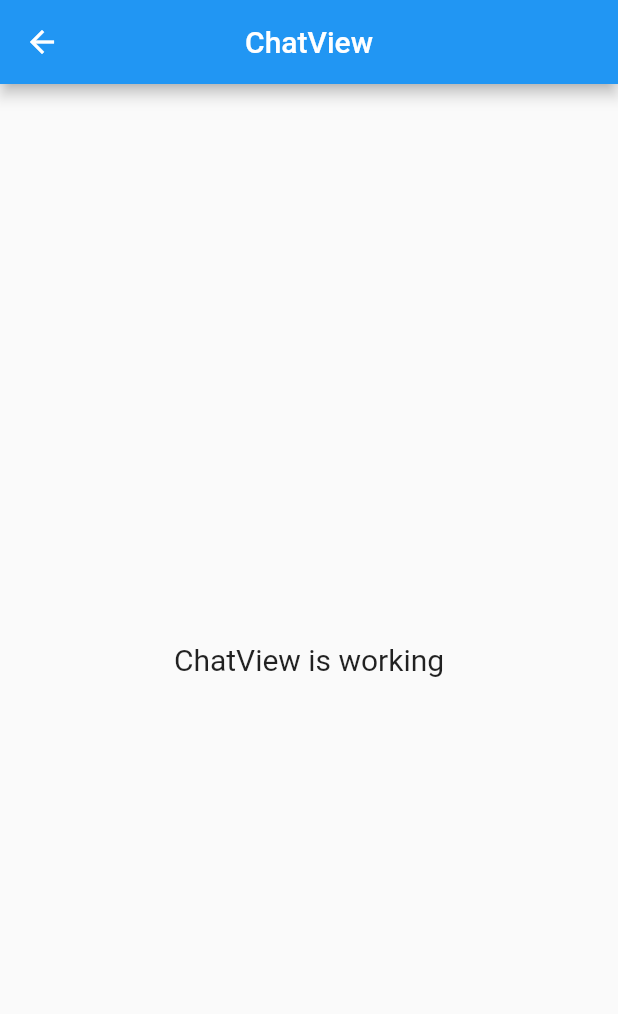
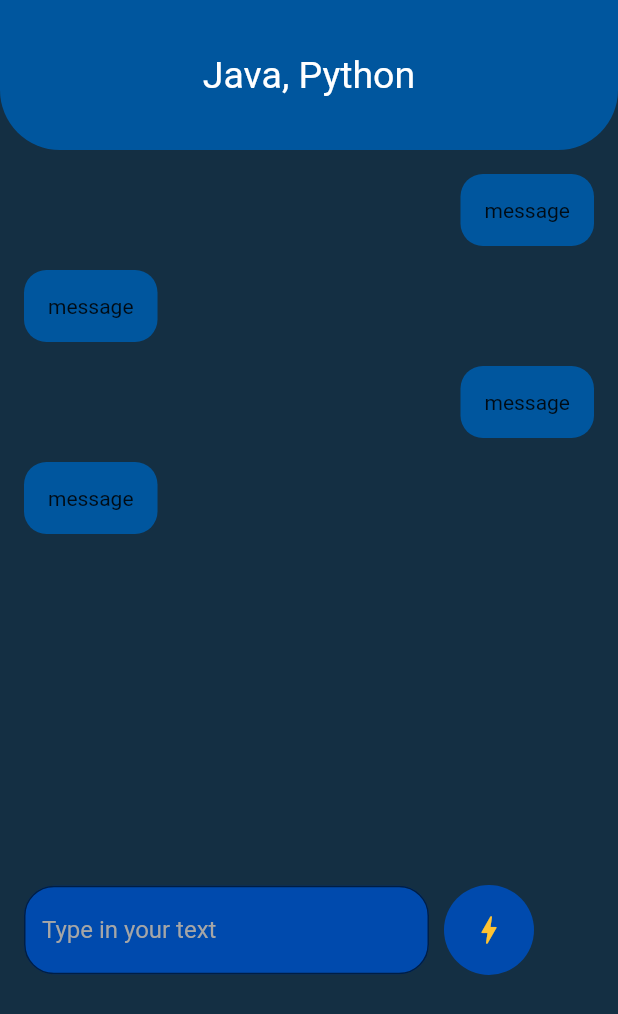
Before and after one commit to ztalha6/TEDANGLE-APP, a Flutter app: the ChatView screen opened by its route, on a phone screen of 412 x 824 dp. Shown: the top 1014 px of the screen. Run offline on Flutter 3.47's test engine with Material 2 defaults, Android fonts, the phone set to English and light mode, and no system bars; our stand-ins replace dotted_border, get.

Commit message:
chat screen

```diff
--- a/lib/app/modules/chat/views/chat_view.dart
+++ b/lib/app/modules/chat/views/chat_view.dart
@@ -4,21 +4,146 @@ import 'package:get/get.dart';
 
 import '../controllers/chat_controller.dart';
 
-class ChatView extends GetView<ChatController> {
-  const ChatView({Key? key}) : super(key: key);
+class ChatModel {
+  final String message;
+  final bool isFromSender;
+
+  ChatModel(this.message, this.isFromSender);
+}
+
+class ChatView extends StatefulWidget {
+  ChatView({Key? key}) : super(key: key);
+
+  @override
+  State<ChatView> createState() => _ChatViewState();
+}
+
+class _ChatViewState extends State<ChatView> {
+  TextEditingController messageController = TextEditingController();
+
+  List<ChatModel> chats = [
+    ChatModel('message', true),
+    ChatModel('message', false),
+    ChatModel('message', true),
+    ChatModel('message', false)
+  ];
+
   @override
   Widget build(BuildContext context) {
     return Scaffold(
-      appBar: AppBar(
-        title: const Text('ChatView'),
-        centerTitle: true,
-      ),
-      body: Center(
-        child: Text(
-          'ChatView is working',
-          style: TextStyle(fontSize: 20),
-        ),
+      backgroundColor: const Color(0xFF142F43),
+      // appBar: AppBar(
+      //   title: const Text('ChatView'),
+      //   centerTitle: true,
+      // ),
+      body: Column(
+        children: [
+          Container(
+            height: 100.0,
+            color: Colors.transparent,
+            child: Container(
+                decoration: const BoxDecoration(
+                    color: Color(0xFF00569E),
+                    borderRadius: BorderRadius.only(
+                      bottomLeft: Radius.circular(40.0),
+                      bottomRight: Radius.circular(40.0),
+                    )),
+                child: const Center(
+                  child: Text(
+                    "Java, Python",
+                    style: TextStyle(
+                      fontSize: 25,
+                      color: Colors.white,
+                    ),
+                  ),
+                )),
+          ),
+          SizedBox(
+            height: 490,
+            child: ListView.builder(
+                shrinkWrap: true,
+                itemCount: chats.length,
+                padding: EdgeInsets.symmetric(horizontal: 16, vertical: 16),
+                itemBuilder: (BuildContext context, int index) {
+                  return ChatBubble(
+                      text: chats[index].message,
+                      isFromSender: chats[index].isFromSender);
+                }),
+          ),
+          Padding(
+            padding: const EdgeInsets.only(left: 16, right: 16, bottom: 16),
+            child: Row(
+              children: [
+                Container(
+                  width: 270,
+                  child: TextField(
+                    controller: messageController,
+                    decoration: InputDecoration(
+                      border: OutlineInputBorder(
+                        borderRadius: BorderRadius.circular(20.0),
+                      ),
+                      filled: true,
+                      hintStyle: TextStyle(color: Color(0xFFA6A6A6)),
+                      hintText: "Type in your text",
+                      fillColor: Color(0xFF004AAD),
+                    ),
+                  ),
+                ),
+                SizedBox(
+                  width: 10,
+                ),
+                Container(
+                  decoration: const BoxDecoration(
+                    borderRadius: BorderRadius.all(Radius.circular(40)),
+                    color: Color(0xFF004AAD),
+                  ),
+                  height: 60.0,
+                  width: 60.0,
+                  child: IconButton(
+                    onPressed: () {
+                      chats.add(ChatModel(messageController.text, true));
+                      setState(() {});
+                    },
+                    icon: Icon(Icons.bolt, color: Color(0xFFFFC331)),
+                  ),
+                )
+              ],
+            ),
+          )
+        ],
       ),
     );
   }
 }
+
+class ChatBubble extends StatelessWidget {
+  const ChatBubble({Key? key, required this.text, required this.isFromSender})
+      : super(key: key);
+  final String text;
+  final bool isFromSender;
+
+  @override
+  Widget build(BuildContext context) {
+    return Row(
+      mainAxisAlignment:
+          isFromSender ? MainAxisAlignment.end : MainAxisAlignment.start,
+      children: [
+        Padding(
+          padding: const EdgeInsets.only(bottom: 16),
+          child: Container(
+            decoration: const BoxDecoration(
+              borderRadius: BorderRadius.all(Radius.circular(15)),
+              color: Color(0xFF00569E),
+            ),
+            // height: 70.0,
+            // width: 70.0,
+            child: Padding(
+              padding: const EdgeInsets.all(16.0),
+              child: Text(text),
+            ),
+          ),
+        ),
+      ],
+    );
+  }
+}
--- a/lib/app/routes/app_pages.dart
+++ b/lib/app/routes/app_pages.dart
@@ -20,7 +20,7 @@ class AppPages {
     ),
     GetPage(
       name: _Paths.CHAT,
-      page: () => const ChatView(),
+      page: () => ChatView(),
       binding: ChatBinding(),
     ),
   ];
```
